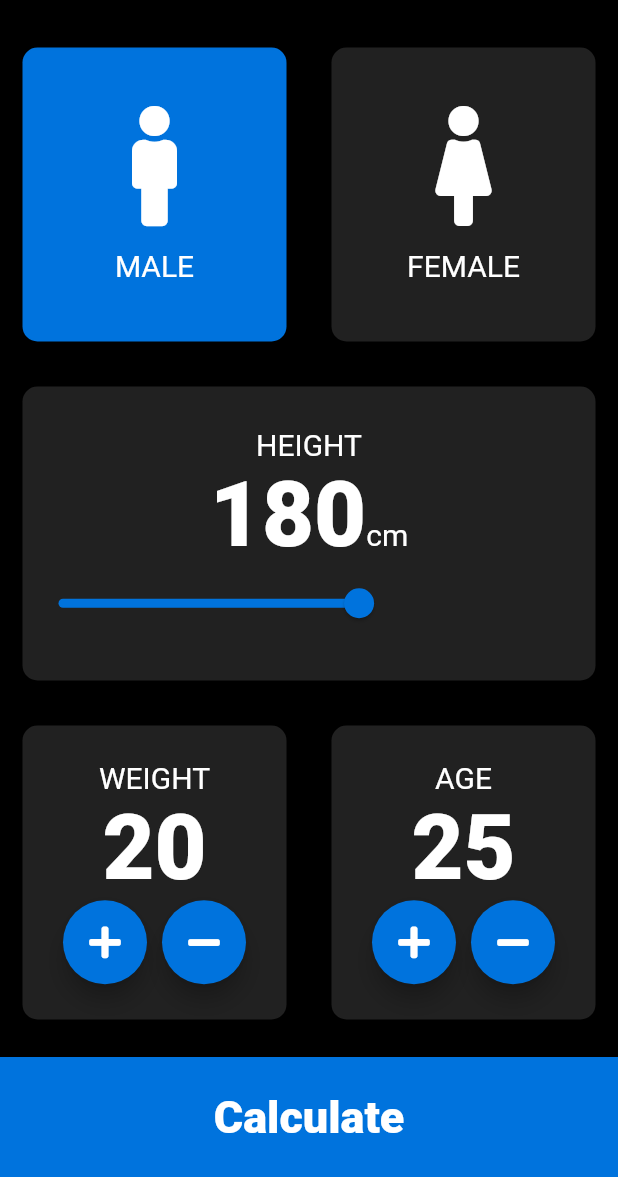
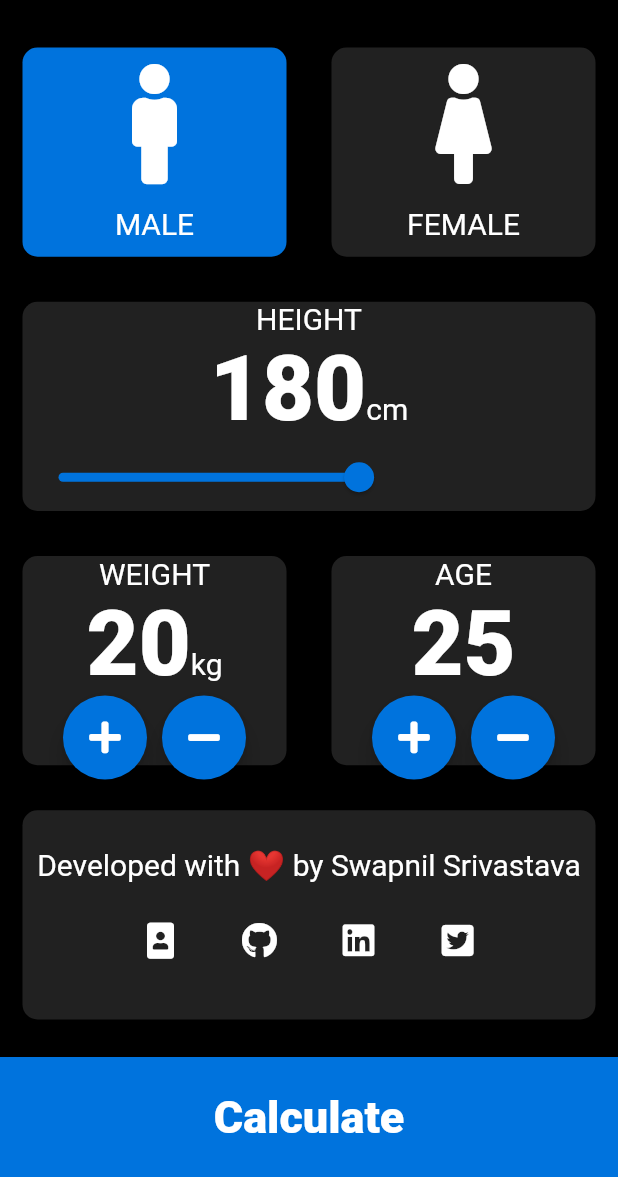
Before and after one commit to swapnilsparsh/BMI-Calculator-App, a Flutter app: the screen it shows after launch, on a phone screen of 412 x 824 dp, the part 59-1236 px from its top. Run offline on Flutter 3.47's test engine with Material 2 defaults, Android fonts, the phone set to English and light mode, and no system bars; our stand-ins replace font_awesome_flutter.

Commit message:
Version 2.00

```diff
--- a/lib/main_screen.dart
+++ b/lib/main_screen.dart
@@ -4,6 +4,7 @@ import 'package:flutter/material.dart';
 import 'package:font_awesome_flutter/font_awesome_flutter.dart';
 import 'container_box.dart';
 import 'data_container.dart';
+import 'package:url_launcher/url_launcher.dart';
 
 const activeColor = Color(0xff0073dd);
 const inActiveColor = Color(0xFF212121);
@@ -49,7 +50,7 @@ class _MainScreenState extends State<MainScreen> {
   }
 
   String getInterpretation(double bmi) {
-    if (bmi >= 25) {
+    if (bmi >= 25.0) {
       return 'You have higher than normal body weight. Try to excersie more.';
     } else if (bmi > 18.5) {
       return 'You have a normal body weight. Good Job!';
@@ -153,9 +154,20 @@ class _MainScreenState extends State<MainScreen> {
                         'WEIGHT',
                         style: textStyle1,
                       ),
-                      Text(
-                        weight.toString(),
-                        style: textStyle2,
+                      Row(
+                        mainAxisAlignment: MainAxisAlignment.center,
+                        crossAxisAlignment: CrossAxisAlignment.baseline,
+                        textBaseline: TextBaseline.alphabetic,
+                        children: <Widget>[
+                          Text(
+                            weight.toString(),
+                            style: textStyle2,
+                          ),
+                          Text(
+                            'kg',
+                            style: textStyle1,
+                          ),
+                        ],
                       ),
                       Row(
                         mainAxisAlignment: MainAxisAlignment.center,
@@ -211,7 +223,9 @@ class _MainScreenState extends State<MainScreen> {
                           FloatingActionButton(
                             onPressed: () {
                               setState(() {
-                                age++;
+                                if (age < 100) {
+                                  age++;
+                                }
                               });
                             },
                             backgroundColor: activeColor,
@@ -241,6 +255,74 @@ class _MainScreenState extends State<MainScreen> {
               ),
             ],
           )),
+          Expanded(
+            child: ContainerBox(
+              boxColor: inActiveColor,
+              childwidget: Column(
+                mainAxisAlignment: MainAxisAlignment.center,
+                children: <Widget>[
+                  Text(
+                    'Developed with ❤ by Swapnil Srivastava',
+                    style: textStyle1,
+                  ),
+                  SizedBox(
+                    height: 10.0,
+                  ),
+                  Row(
+                    mainAxisAlignment: MainAxisAlignment.center,
+                    children: <Widget>[
+                      FloatingActionButton(
+                        elevation: 0,
+                        onPressed: () {
+                          launch('https://swapnilsparsh.github.io');
+                        },
+                        backgroundColor: inActiveColor,
+                        child: Icon(FontAwesomeIcons.portrait,
+                            color: Colors.white),
+                      ),
+                      SizedBox(
+                        width: 10.0,
+                      ),
+                      FloatingActionButton(
+                        elevation: 0,
+                        onPressed: () {
+                          launch('https://github.com/swapnilsparsh');
+                        },
+                        backgroundColor: inActiveColor,
+                        child:
+                            Icon(FontAwesomeIcons.github, color: Colors.white),
+                      ),
+                      SizedBox(
+                        width: 10.0,
+                      ),
+                      FloatingActionButton(
+                        elevation: 0,
+                        onPressed: () {
+                          launch(
+                              'https://www.linkedin.com/in/swapnil-srivastava-sparsh/');
+                        },
+                        backgroundColor: inActiveColor,
+                        child: Icon(FontAwesomeIcons.linkedin,
+                            color: Colors.white),
+                      ),
+                      SizedBox(
+                        width: 10.0,
+                      ),
+                      FloatingActionButton(
+                        elevation: 0,
+                        onPressed: () {
+                          launch('https://twitter.com/swapnilsparsh');
+                        },
+                        backgroundColor: inActiveColor,
+                        child: Icon(FontAwesomeIcons.twitterSquare,
+                            color: Colors.white),
+                      ),
+                    ],
+                  ),
+                ],
+              ),
+            ),
+          ),
           GestureDetector(
               onTap: () {
                 setState(() {
--- a/pubspec.yaml
+++ b/pubspec.yaml
@@ -30,6 +30,7 @@ dependencies:
   cupertino_icons: ^1.0.2
   font_awesome_flutter: ^9.0.0
   flutter_launcher_icons: "^0.9.0"
+  url_launcher: ^6.0.6
 
 flutter_icons:
   android: true
```
Also changed, not shown: pubspec.lock, 1 other file.
